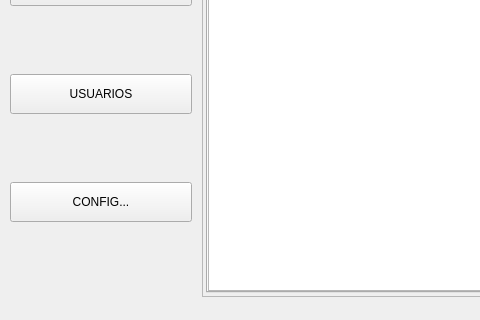
Before: the Qt Designer form view/MainVentana.ui in jhocepSan/deskopCandiaCar, drawn with Qt 5; both pictures show x 0 to 480 and y 278 to 598 of the 1193 by 598 pixel window.
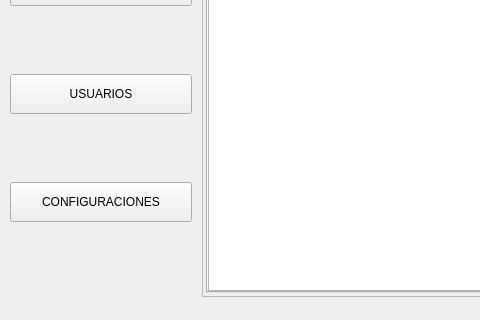
After: the same form once the commit is applied. Icons and pictures are not drawn.

Patch:
```diff
--- a/view/MainVentana.ui
+++ b/view/MainVentana.ui
@@ -191,7 +191,7 @@
              </size>
             </property>
             <property name="text">
-             <string>CONFIG...</string>
+             <string>CONFIGURACIONES</string>
             </property>
             <property name="icon">
              <iconset>
```
